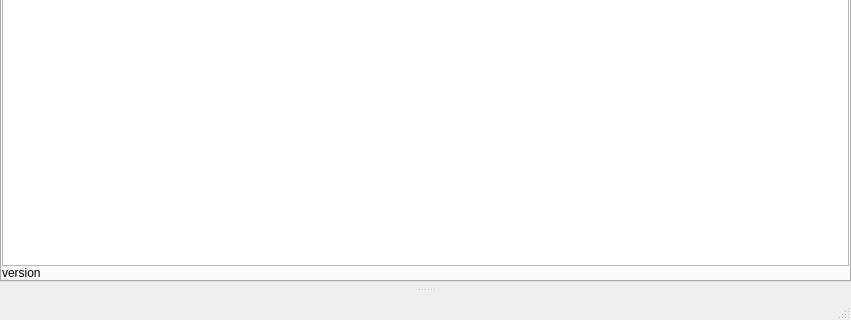
Old version of the form src/UI/mainwindow.ui in the repository RxLaboratory/DuME; both pictures show x 0 to 851 and y 690 to 1010 of the 851 by 1010 pixel window.
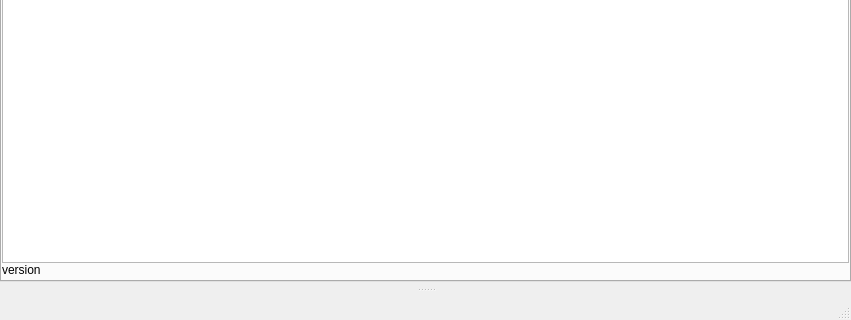
New version of the form. The open tabs and pages were chosen to show the change. Icons and pictures are not drawn.

The edit to the form file:
```diff
--- a/src/UI/mainwindow.ui
+++ b/src/UI/mainwindow.ui
@@ -503,7 +503,7 @@
           <number>0</number>
          </property>
          <property name="bottomMargin">
-          <number>0</number>
+          <number>3</number>
          </property>
          <item>
           <widget class="QTextBrowser" name="textBrowser">
```
Left out of the diff: 10 changed lines with no effect on the pictures.
